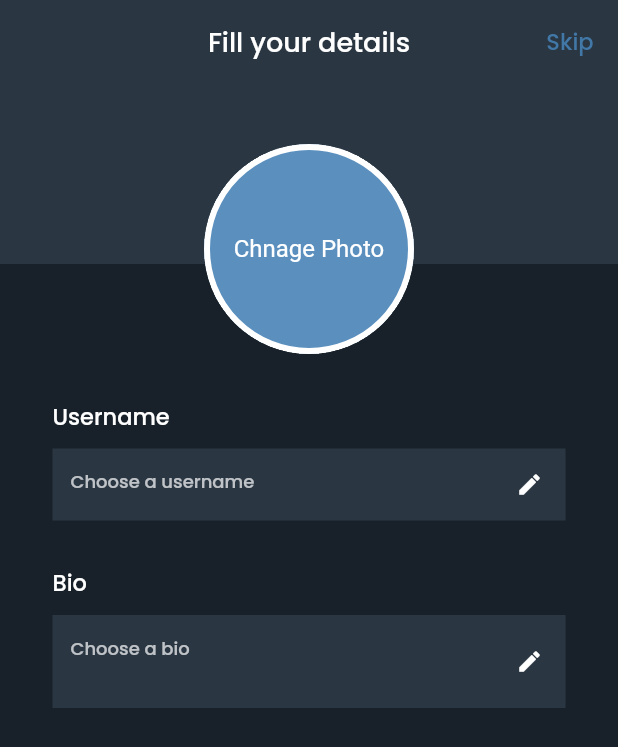
After one commit to chamidu48/SafeHere, a Flutter app: the UserView screen opened by its route, on a phone screen of 412 x 824 dp. The commit adds this screen. Shown: the top 747 px of the screen. Run offline on Flutter 3.47's test engine with Material 2 defaults, Android fonts, the phone set to English and light mode, and no system bars; our stand-ins replace country_picker, flutter_svg, google_fonts, google_nav_bar, pin_code_text_field; missing offline and left inert: dart:ffi; network calls fail.

Commit message:
chat screen+userview added

```diff
--- /dev/null
+++ b/lib/features/user/user_view.dart
@@ -0,0 +1,133 @@
+import 'package:flutter/material.dart';
+
+import '../../colors.dart';
+import '../../global_styles.dart';
+
+class UserView extends StatefulWidget {
+  const UserView({Key? key}) : super(key: key);
+
+  @override
+  _UserViewState createState() => _UserViewState();
+}
+
+class _UserViewState extends State<UserView> {
+  final _nameFieldController=TextEditingController();
+  final _bioFieldController=TextEditingController();
+
+  @override
+  void dispose() {
+    // TODO: implement dispose
+    super.dispose();
+    _nameFieldController.dispose();
+    _bioFieldController.dispose();
+  }
+
+  @override
+  Widget build(BuildContext context) {
+
+    final size=MediaQuery.of(context).size;
+
+    return Scaffold(
+      backgroundColor: appbarColor1,
+      appBar: AppBar(
+        elevation: 0,
+        title: Text('Fill your details',style: appbartext,),
+        centerTitle: true,
+        backgroundColor: appbarColor1,
+        automaticallyImplyLeading: false,
+        actions: [
+          TextButton(onPressed: (){
+            Navigator.of(context).popAndPushNamed('/home');
+          }, child: Text('Skip',style: textbuttonlight,))
+        ],
+      ),
+      body: SafeArea(
+          child: Stack(
+            children: [
+              Container(
+                margin: EdgeInsets.only(top: 120),
+                decoration: BoxDecoration(
+                    color: bodyColor1
+                ),
+              ),
+              Padding(
+                padding: const EdgeInsets.symmetric(horizontal: 35,vertical: 10),
+                child: Column(
+                  crossAxisAlignment: CrossAxisAlignment.start,
+                  children: [
+                    SizedBox(height: 30,),
+                    Row(
+                      mainAxisAlignment: MainAxisAlignment.center,
+                      children: [
+                        Material(
+                          child: CircleAvatar(
+                            foregroundColor: Colors.white,
+                            backgroundColor: myColorScheme[400],
+                            child: Text('Chnage Photo'),
+                            radius: 70,
+                          ),
+                          shape: CircleBorder(
+                              side: BorderSide(color: Colors.white,width: 4)
+                          ),
+                          color: Colors.white,
+                          clipBehavior: Clip.hardEdge,
+                        ),
+                      ],
+                    ),
+                    SizedBox(height: 30,),
+                    Text('Username',style: subtitlebold,),
+                    SizedBox(height: 10,),
+                    buildNameField(),
+                    SizedBox(height: 30,),
+                    Text('Bio',style: subtitlebold,),
+                    SizedBox(height: 10,),
+                    buildbioField(),
+                  ],
+                ),
+              )
+            ],
+          )
+      ),
+    );
+  }
+  Widget buildNameField()=>TextField(
+    controller: _nameFieldController,
+    keyboardType: TextInputType.text,
+    textInputAction: TextInputAction.done,
+    decoration: InputDecoration(
+      filled: true,
+      fillColor: appbarColor1,
+      enabledBorder: InputBorder.none,
+      focusedBorder: InputBorder.none,
+      errorBorder: InputBorder.none,
+      hintText: 'Choose a username',
+      hintStyle: textfieldfilled,
+      suffixIcon: InkWell(
+          onTap: (){},
+          child: Icon(Icons.edit,color: Colors.white,size: 18,)
+      ),
+    ),
+    textAlign: TextAlign.start,
+  );
+  Widget buildbioField()=>TextField(
+    controller: _bioFieldController,
+    keyboardType: TextInputType.text,
+    textInputAction: TextInputAction.done,
+    minLines: 2,
+    maxLines: 2,
+    decoration: InputDecoration(
+      filled: true,
+      fillColor: appbarColor1,
+      enabledBorder: InputBorder.none,
+      focusedBorder: InputBorder.none,
+      errorBorder: InputBorder.none,
+      hintText: 'Choose a bio',
+      hintStyle: textfieldfilled,
+      suffixIcon: InkWell(
+          onTap: (){},
+          child: Icon(Icons.edit,color: Colors.white,size: 18,)
+      ),
+    ),
+    textAlign: TextAlign.start,
+  );
+}
--- a/lib/main.dart
+++ b/lib/main.dart
@@ -18,6 +18,7 @@ import 'package:safehere/widgets/custom_button.dart';
 import 'package:flutter_svg/flutter_svg.dart';
 
 import 'features/auth/screens/signup_screen.dart';
+import 'features/user/user_view.dart';
 
 void main()=>runApp(MyApp());
 
@@ -46,6 +47,7 @@ class MyApp extends StatelessWidget {
         '/calls':(context)=>Calls(),
         '/settings':(context)=>Settings(),
         '/chatscreen':(context)=>ChatScreen(),
+        'userview':(context)=>UserView()
       },
     );
   }
--- a/lib/screens/settings.dart
+++ b/lib/screens/settings.dart
@@ -43,7 +43,11 @@ class _SettingsState extends State<Settings> {
             padding: const EdgeInsets.fromLTRB(25, 30, 25, 5),
             child: Column(
               children: [
-                Card(
+                InkWell(
+                  onTap: (){
+                    Navigator.pushNamed(context, '/userview');
+                  },
+                  child: Card(
                     elevation: 0,
                     shape: RoundedRectangleBorder(
                       borderRadius: BorderRadius.circular(15),
@@ -58,10 +62,10 @@ class _SettingsState extends State<Settings> {
                         ),
                         radius: 40,
                       ),
-                    onTap: (){},
                       title: Text(info[6]['name'].toString(),style: cardHeading,),
                       subtitle: Text('_username_',style: cardSubtitle,),
                       trailing: Icon(Icons.arrow_forward_ios,color: Colors.white,),
+                    ),
                   ),
                 ),
                 SizedBox(height: 40,),
```
Lines whose indentation alone changed are shown as unchanged.
